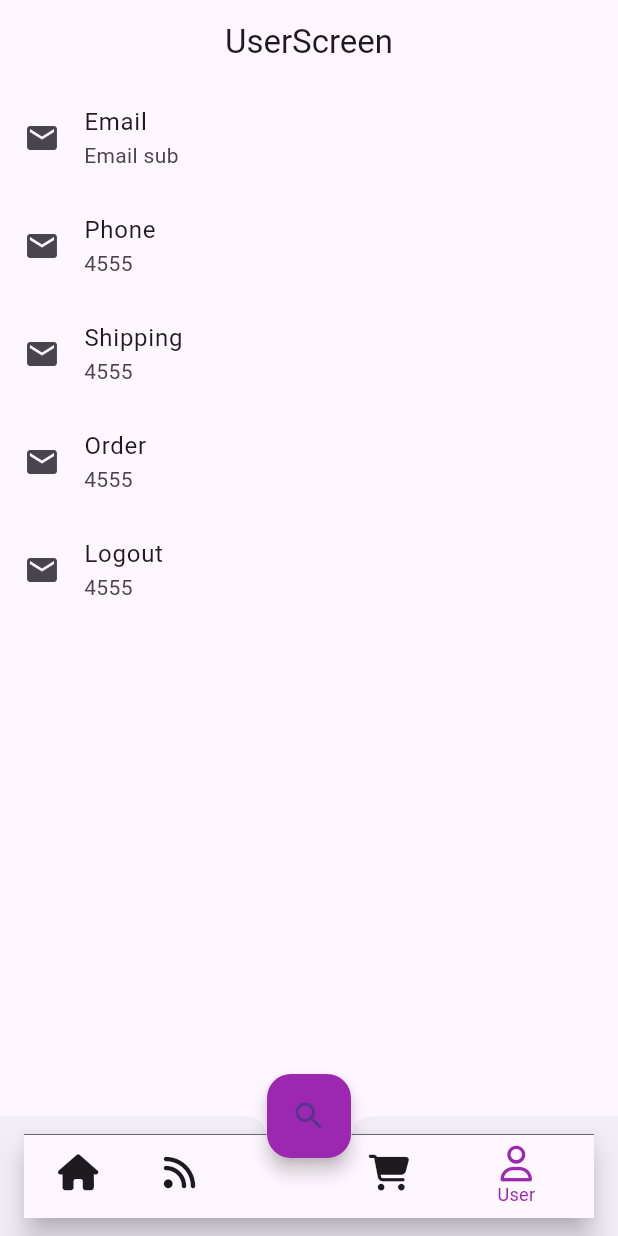
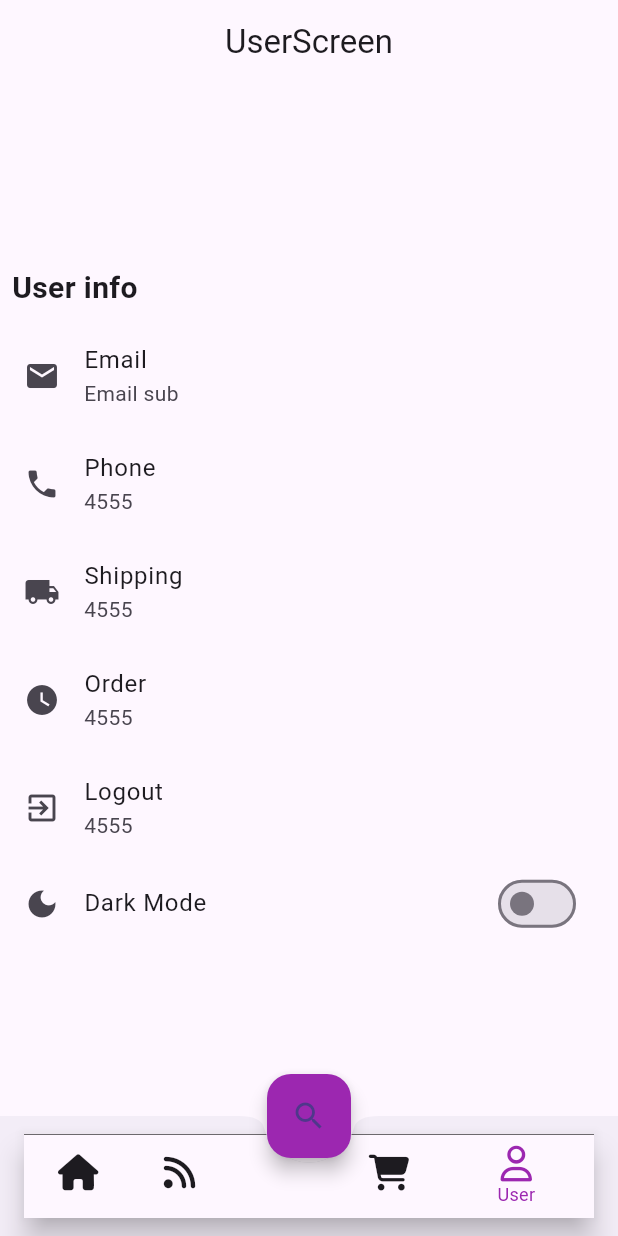
Before and after one commit to dhanazam/shopping_app, a Flutter app: the screen it shows after launch, item 5 of the bottom bar chosen, on a phone screen of 412 x 824 dp. Run offline on Flutter 3.47's test engine with Material 3 defaults, Android fonts, the phone set to English and light mode, and no system bars; our stand-ins replace font_awesome_flutter.

Commit message:
add icon theme

```diff
--- a/lib/screens/bottom_bar.dart
+++ b/lib/screens/bottom_bar.dart
@@ -26,7 +26,7 @@ class _BottomBarScreenState extends State<BottomBarScreen> {
       {'page': const FeedsScreen(), 'title': 'Feeds screen'},
       {'page': const SearchScreen(), 'title': 'Search Screen'},
       {'page': const CartScreen(), 'title': 'CartScreen'},
-      {'page': UserInfoScreen(), 'title': 'UserScreen'}
+      {'page': UserInfo(), 'title': 'UserScreen'}
     ];
     super.initState();
   }
--- a/lib/screens/user_info.dart
+++ b/lib/screens/user_info.dart
@@ -1,33 +1,54 @@
 import 'package:flutter/material.dart';
 
-class UserInfoScreen extends StatelessWidget {
-  UserInfoScreen({super.key});
+class UserInfo extends StatefulWidget {
+  @override
+  _UserInfoState createState() => _UserInfoState();
+}
 
+class _UserInfoState extends State<UserInfo> {
+  bool _value = false;
   @override
   Widget build(BuildContext context) {
     return Scaffold(
       body: Center(
-        child: Column(children: [
-          userListTile('Email', 'Email sub', 0, context),
-          userListTile('Phone', '4555', 0, context),
-          userListTile('Shipping', '4555', 0, context),
-          userListTile('Order', '4555', 0, context),
-          userListTile('Logout', '4555', 0, context),
-        ]),
+        child: Column(
+          crossAxisAlignment: CrossAxisAlignment.start,
+          mainAxisAlignment: MainAxisAlignment.center,
+          children: [
+            titles('User info'),
+            userListTile('Email', 'Email sub', Icons.email, context),
+            userListTile('Phone', '4555', Icons.phone, context),
+            userListTile('Shipping', '4555', Icons.local_shipping, context),
+            userListTile('Order', '4555', Icons.watch_later, context),
+            userListTile('Logout', '4555', Icons.exit_to_app, context),
+            SwitchListTile(
+              value: _value,
+              onChanged: (value) {
+                setState(() {
+                  _value = value;
+                });
+              },
+              title: const Text('Dark Mode'),
+              secondary: const Icon(Icons.dark_mode),
+            )
+          ],
+        ),
       ),
     );
   }
 
-  final List<IconData> _userTileIcons = [
-    Icons.email,
-    Icons.phone,
-    Icons.local_shipping,
-    Icons.watch_later,
-    Icons.exit_to_app
-  ];
+  Widget titles(String text) {
+    return Padding(
+      padding: const EdgeInsets.all(8.0),
+      child: Text(
+        text,
+        style: const TextStyle(fontSize: 20, fontWeight: FontWeight.bold),
+      ),
+    );
+  }
 
   Widget userListTile(
-      String title, String subtitle, int index, BuildContext context) {
+      String title, String subtitle, IconData icon, BuildContext context) {
     return Material(
       color: Colors.transparent,
       child: InkWell(
@@ -36,7 +57,7 @@ class UserInfoScreen extends StatelessWidget {
           onTap: () {},
           title: Text(title),
           subtitle: Text(subtitle),
-          leading: Icon(_userTileIcons[index]),
+          leading: Icon(icon),
         ),
       ),
     );
```
